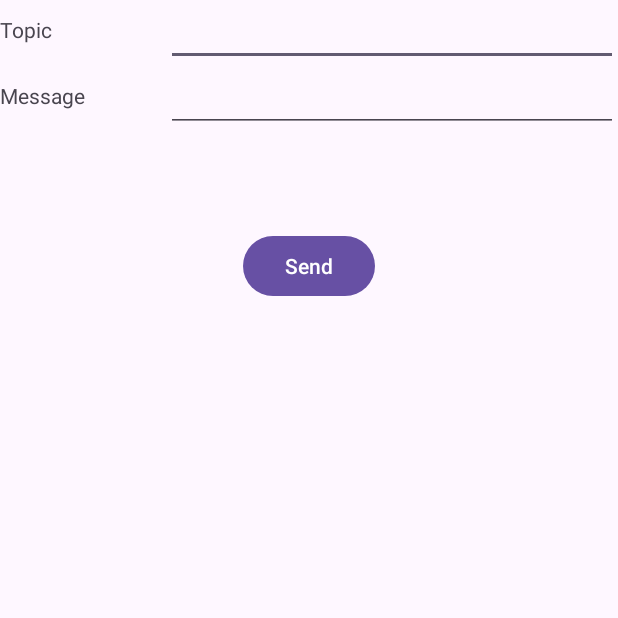
After one commit to A00287845/Final-Project, an Android app: the fragment SendMessageFragment shown on its own in the app's theme, on a phone screen of 412 x 824 dp, the top half of it. The commit adds this screen. Run offline under Robolectric (Android 15) with nearby library versions, the phone set to English and light mode, and no system bars.

Commit message:
can send messaged

```diff
--- a/Android/app/src/main/java/com/example/finalandroidmqtt/view/fragment/AddClientFragment.java
+++ b/Android/app/src/main/java/com/example/finalandroidmqtt/view/fragment/AddClientFragment.java
@@ -15,6 +15,8 @@ import androidx.fragment.app.DialogFragment;
 import com.example.finalandroidmqtt.MqttApplication;
 import com.example.finalandroidmqtt.R;
 
+import java.util.Objects;
+
 public class AddClientFragment extends DialogFragment {
     private MqttApplication application;
     private View dialogView;
@@ -26,8 +28,8 @@ public class AddClientFragment extends DialogFragment {
     @NonNull
     @Override
     public Dialog onCreateDialog(Bundle savedInstanceState) {
-        AlertDialog.Builder builder = new AlertDialog.Builder(getActivity());
-        application = (MqttApplication) getActivity().getApplication();
+        AlertDialog.Builder builder = new AlertDialog.Builder(requireActivity());
+        application = (MqttApplication) requireActivity().getApplication();
 
         dialogView = LayoutInflater.from(getContext()).inflate(R.layout.fragment_add_client, null);
 
--- /dev/null
+++ b/Android/app/src/main/java/com/example/finalandroidmqtt/view/fragment/SendMessageFragment.java
@@ -0,0 +1,93 @@
+package com.example.finalandroidmqtt.view.fragment;
+
+import android.os.Bundle;
+
+import androidx.annotation.NonNull;
+import androidx.annotation.Nullable;
+import androidx.fragment.app.Fragment;
+
+import android.view.LayoutInflater;
+import android.view.View;
+import android.view.ViewGroup;
+import android.widget.EditText;
+import android.widget.Toast;
+
+import com.example.finalandroidmqtt.MqttApplication;
+import com.example.finalandroidmqtt.R;
+
+import java.util.Objects;
+
+/**
+ * A simple {@link Fragment} subclass.
+ * Use the {@link SendMessageFragment#newInstance} factory method to
+ * create an instance of this fragment.
+ */
+public class SendMessageFragment extends Fragment {
+
+    // TODO: Rename parameter arguments, choose names that match
+    // the fragment initialization parameters, e.g. ARG_ITEM_NUMBER
+    private static final String ARG_PARAM1 = "param1";
+    private static final String ARG_PARAM2 = "param2";
+
+    // TODO: Rename and change types of parameters
+    private String mParam1;
+    private String mParam2;
+
+    public SendMessageFragment() {
+        // Required empty public constructor
+    }
+
+    /**
+     * Use this factory method to create a new instance of
+     * this fragment using the provided parameters.
+     *
+     * @param param1 Parameter 1.
+     * @param param2 Parameter 2.
+     * @return A new instance of fragment SendMessageFragment.
+     */
+    // TODO: Rename and change types and number of parameters
+    public static SendMessageFragment newInstance(String param1, String param2) {
+        SendMessageFragment fragment = new SendMessageFragment();
+        Bundle args = new Bundle();
+        args.putString(ARG_PARAM1, param1);
+        args.putString(ARG_PARAM2, param2);
+        fragment.setArguments(args);
+        return fragment;
+    }
+
+    @Override
+    public void onCreate(Bundle savedInstanceState) {
+        super.onCreate(savedInstanceState);
+        if (getArguments() != null) {
+            mParam1 = getArguments().getString(ARG_PARAM1);
+            mParam2 = getArguments().getString(ARG_PARAM2);
+        }
+    }
+
+    @Override
+    public View onCreateView(LayoutInflater inflater, ViewGroup container,
+                             Bundle savedInstanceState) {
+        return inflater.inflate(R.layout.fragment_send_message, container, false);
+    }
+
+    @Override
+    public void onViewCreated(@NonNull View view, @Nullable Bundle savedInstanceState) {
+        super.onViewCreated(view, savedInstanceState);
+
+        MqttApplication application = (MqttApplication) requireActivity().getApplication();
+
+        EditText topicEt, messageEt;
+        topicEt = view.findViewById(R.id.sendMessageEtTopic);
+        messageEt = view.findViewById(R.id.sendMessageEt);
+
+        view.findViewById(R.id.sendMessageButt).setOnClickListener(v-> {
+            String topicString = topicEt.getText().toString();
+            String messageString = messageEt.getText().toString();
+            if(topicString.isEmpty() || messageString.isEmpty()){
+                Toast.makeText(requireActivity(), "Fill in both fields", Toast.LENGTH_SHORT).show();
+                return;
+            }
+            application.getMqtt().publishMessage(topicString, messageString);
+        });
+    }
+}
--- /dev/null
+++ b/Android/app/src/main/res/layout/fragment_send_message.xml
@@ -0,0 +1,56 @@
+<?xml version="1.0" encoding="utf-8"?>
+<androidx.constraintlayout.widget.ConstraintLayout xmlns:android="http://schemas.android.com/apk/res/android"
+    xmlns:app="http://schemas.android.com/apk/res-auto"
+    xmlns:tools="http://schemas.android.com/tools"
+    android:id="@+id/frameLayout"
+    android:layout_width="match_parent"
+    android:layout_height="wrap_content"
+    tools:context=".view.fragment.SendMessageFragment" >
+
+    <EditText
+        android:id="@+id/sendMessageEtTopic"
+        android:layout_width="301dp"
+        android:layout_height="44dp"
+        android:ems="10"
+        android:inputType="text"
+        app:layout_constraintEnd_toEndOf="parent"
+        app:layout_constraintTop_toTopOf="parent" />
+
+    <TextView
+        android:id="@+id/topicTv"
+        android:layout_marginTop="10dp"
+
+        android:layout_width="wrap_content"
+        android:layout_height="wrap_content"
+        android:text="Topic"
+        app:layout_constraintStart_toStartOf="parent"
+        app:layout_constraintTop_toTopOf="parent" />
+
+    <TextView
+        android:id="@+id/messageTv"
+        android:layout_width="wrap_content"
+        android:layout_height="wrap_content"
+        android:layout_marginTop="10dp"
+
+        android:text="Message"
+        app:layout_constraintStart_toStartOf="parent"
+        app:layout_constraintTop_toBottomOf="@+id/sendMessageEtTopic" />
+
+    <EditText
+        android:id="@+id/sendMessageEt"
+        android:layout_width="301dp"
+        android:layout_height="44dp"
+        android:ems="10"
+        app:layout_constraintEnd_toEndOf="parent"
+        app:layout_constraintTop_toBottomOf="@+id/sendMessageEtTopic" />
+
+    <Button
+        android:id="@+id/sendMessageButt"
+        android:layout_width="wrap_content"
+        android:layout_height="wrap_content"
+        android:layout_marginTop="65dp"
+        android:text="Send"
+        app:layout_constraintEnd_toEndOf="parent"
+        app:layout_constraintStart_toStartOf="parent"
+        app:layout_constraintTop_toBottomOf="@+id/sendMessageEt" />
+</androidx.constraintlayout.widget.ConstraintLayout>
```
Also changed, not shown: Android/app/src/main/java/com/example/finalandroidmqtt/util/Mqtt.java (+13 -0 lines), Android/app/src/main/java/com/example/finalandroidmqtt/view/activity/MainActivity.java (+8 -6 lines), Android/app/src/main/res/layout/activity_main.xml (+12 -1 lines).
